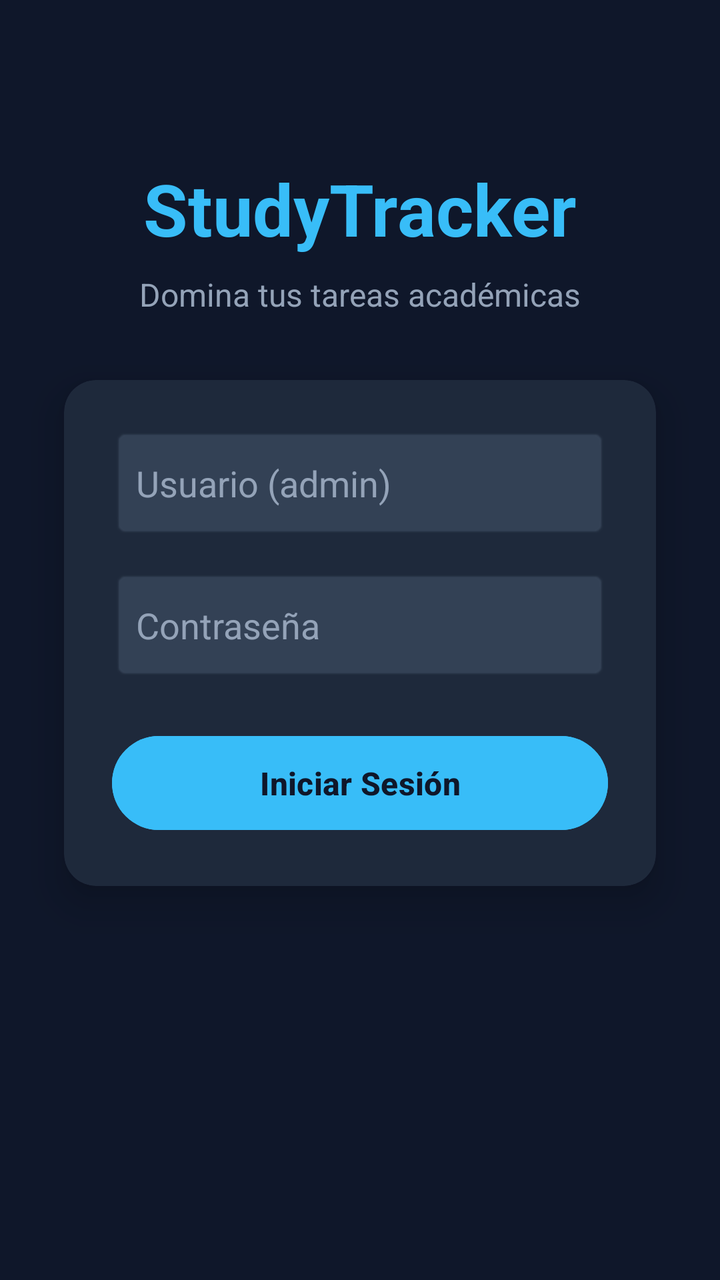
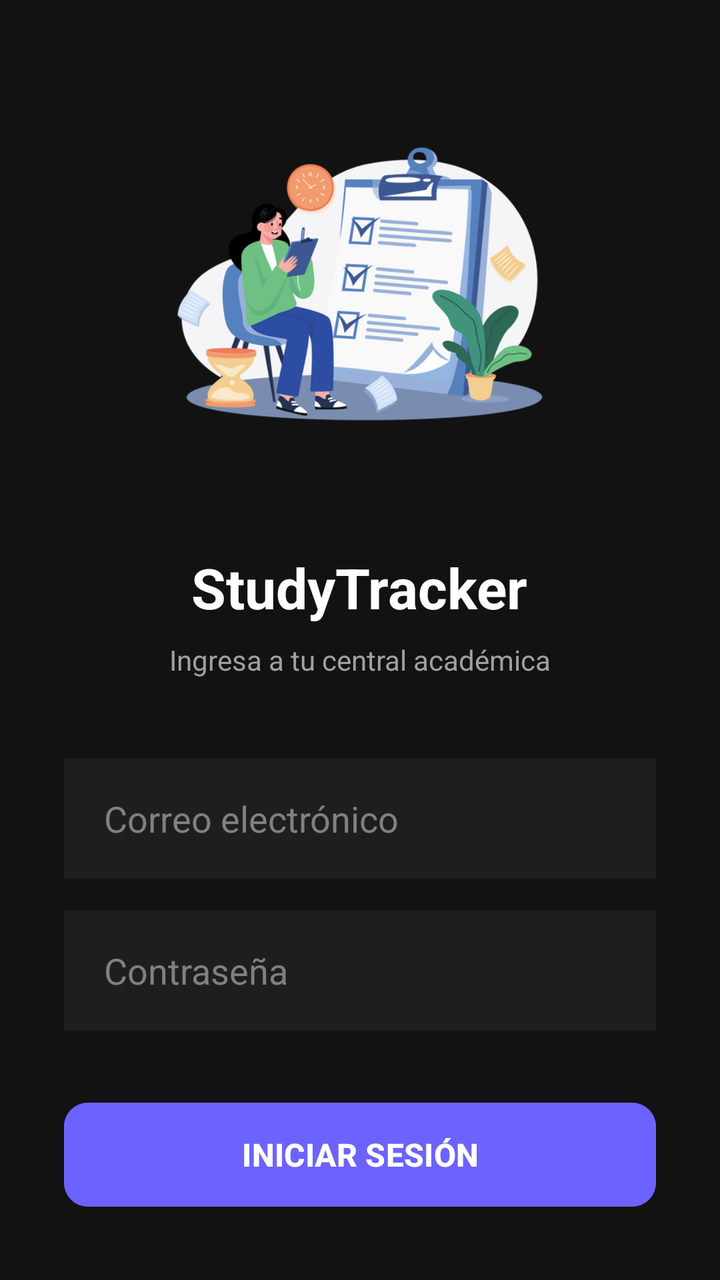

Before-and-after screenshots of an Android layout around one commit, followed by the original layout XML and the change that was made.
<!-- AndroidManifest.xml: application theme Theme.StudyTracker -->
<!-- res/layout/activity_login.xml -->
<?xml version="1.0" encoding="utf-8"?>
<androidx.constraintlayout.widget.ConstraintLayout
    xmlns:android="http://schemas.android.com/apk/res/android"
    xmlns:app="http://schemas.android.com/apk/res-auto"
    android:layout_width="match_parent"
    android:layout_height="match_parent"
    android:background="#0F172A"> <TextView
    android:id="@+id/tvTitle"
    android:layout_width="wrap_content"
    android:layout_height="wrap_content"
    android:layout_marginTop="80dp"
    android:text="StudyTracker"
    android:textColor="#38BDF8"
    android:textSize="36sp"
    android:textStyle="bold"
    app:layout_constraintEnd_toEndOf="parent"
    app:layout_constraintStart_toStartOf="parent"
    app:layout_constraintTop_toTopOf="parent" />

    <TextView
        android:id="@+id/tvSubtitle"
        android:layout_width="wrap_content"
        android:layout_height="wrap_content"
        android:layout_marginTop="8dp"
        android:text="Domina tus tareas académicas"
        android:textColor="#94A3B8"
        android:textSize="16sp"
        app:layout_constraintEnd_toEndOf="parent"
        app:layout_constraintStart_toStartOf="parent"
        app:layout_constraintTop_toBottomOf="@id/tvTitle" />

    <androidx.cardview.widget.CardView
        android:layout_width="match_parent"
        android:layout_height="wrap_content"
        android:layout_margin="32dp"
        app:cardBackgroundColor="#1E293B"
        app:cardCornerRadius="16dp"
        app:cardElevation="12dp"
        app:layout_constraintTop_toBottomOf="@id/tvSubtitle"
        app:layout_constraintStart_toStartOf="parent"
        app:layout_constraintEnd_toEndOf="parent">

        <LinearLayout
            android:layout_width="match_parent"
            android:layout_height="wrap_content"
            android:orientation="vertical"
            android:padding="24dp">

            <EditText
                android:id="@+id/etUser"
                android:layout_width="match_parent"
                android:layout_height="55dp"
                android:background="@android:drawable/editbox_background_normal"
                android:backgroundTint="#334155"
                android:hint="Usuario (admin)"
                android:textColorHint="#94A3B8"
                android:textColor="#F8FAFC"
                android:padding="12dp"/>

            <EditText
                android:id="@+id/etPass"
                android:layout_width="match_parent"
                android:layout_height="55dp"
                android:layout_marginTop="16dp"
                android:background="@android:drawable/editbox_background_normal"
                android:backgroundTint="#334155"
                android:inputType="textPassword"
                android:hint="Contraseña"
                android:textColorHint="#94A3B8"
                android:textColor="#F8FAFC"
                android:padding="12dp"/>

            <Button
                android:id="@+id/btnLogin"
                android:layout_width="match_parent"
                android:layout_height="55dp"
                android:layout_marginTop="24dp"
                android:backgroundTint="#38BDF8"
                android:text="Iniciar Sesión"
                android:textColor="#0F172A"
                android:textSize="16sp"
                android:textStyle="bold"/>
        </LinearLayout>
    </androidx.cardview.widget.CardView>
</androidx.constraintlayout.widget.ConstraintLayout>
<!-- resources referenced by this layout -->
<resources>
  <style name="Theme.StudyTracker" parent="Base.Theme.StudyTracker" />
  <style name="Base.Theme.StudyTracker" parent="Theme.Material3.DayNight.NoActionBar">
          
          
      </style>
</resources>

<!-- the commit's change to res/layout/activity_login.xml (unified diff, before → after) -->
@@ -4,82 +4,79 @@
     xmlns:app="http://schemas.android.com/apk/res-auto"
     android:layout_width="match_parent"
     android:layout_height="match_parent"
-    android:background="#0F172A"> <TextView
-    android:id="@+id/tvTitle"
-    android:layout_width="wrap_content"
-    android:layout_height="wrap_content"
-    android:layout_marginTop="80dp"
-    android:text="StudyTracker"
-    android:textColor="#38BDF8"
-    android:textSize="36sp"
-    android:textStyle="bold"
-    app:layout_constraintEnd_toEndOf="parent"
-    app:layout_constraintStart_toStartOf="parent"
-    app:layout_constraintTop_toTopOf="parent" />
+    android:background="#121212"
+    android:padding="32dp">
 
-    <TextView
-        android:id="@+id/tvSubtitle"
-        android:layout_width="wrap_content"
-        android:layout_height="wrap_content"
-        android:layout_marginTop="8dp"
-        android:text="Domina tus tareas académicas"
-        android:textColor="#94A3B8"
-        android:textSize="16sp"
-        app:layout_constraintEnd_toEndOf="parent"
-        app:layout_constraintStart_toStartOf="parent"
-        app:layout_constraintTop_toBottomOf="@id/tvTitle" />
-
-    <androidx.cardview.widget.CardView
+    <LinearLayout
         android:layout_width="match_parent"
         android:layout_height="wrap_content"
-        android:layout_margin="32dp"
-        app:cardBackgroundColor="#1E293B"
-        app:cardCornerRadius="16dp"
-        app:cardElevation="12dp"
-        app:layout_constraintTop_toBottomOf="@id/tvSubtitle"
-        app:layout_constraintStart_toStartOf="parent"
-        app:layout_constraintEnd_toEndOf="parent">
+        android:orientation="vertical"
+        android:gravity="center"
+        app:layout_constraintBottom_toBottomOf="parent"
+        app:layout_constraintTop_toTopOf="parent">
 
-        <LinearLayout
+        
+        <ImageView
+            android:layout_width="266dp"
+            android:layout_height="218dp"
+            android:layout_marginBottom="24dp"
+            android:src="@drawable/undraw_focused_dev" />
+
+        <TextView
+            android:layout_width="wrap_content"
+            android:layout_height="wrap_content"
+            android:text="StudyTracker"
+            android:textColor="#FFFFFF"
+            android:textSize="28sp"
+            android:textStyle="bold"
+            android:layout_marginBottom="8dp"/>
+
+        <TextView
+            android:layout_width="wrap_content"
+            android:layout_height="wrap_content"
+            android:text="Ingresa a tu central académica"
+            android:textColor="#A0A0A0"
+            android:textSize="14sp"
+            android:layout_marginBottom="40dp"/>
+
+        
+        <EditText
+            android:id="@+id/etLoginEmail"
             android:layout_width="match_parent"
-            android:layout_height="wrap_content"
-            android:orientation="vertical"
-            android:padding="24dp">
+            android:layout_height="60dp"
+            android:background="#1E1E1E"
+            android:hint="Correo electrónico"
+            android:textColorHint="#808080"
+            android:textColor="#FFFFFF"
+            android:inputType="textEmailAddress"
+            android:paddingHorizontal="20dp"
+            android:layout_marginBottom="16dp" />
 
-            <EditText
-                android:id="@+id/etUser"
-                android:layout_width="match_parent"
-                android:layout_height="55dp"
-                android:background="@android:drawable/editbox_background_normal"
-                android:backgroundTint="#334155"
-                android:hint="Usuario (admin)"
-                android:textColorHint="#94A3B8"
-                android:textColor="#F8FAFC"
-                android:padding="12dp"/>
+        
+        <EditText
+            android:id="@+id/etLoginPassword"
+            android:layout_width="match_parent"
+            android:layout_height="60dp"
+            android:background="#1E1E1E"
+            android:hint="Contraseña"
+            android:textColorHint="#808080"
+            android:textColor="#FFFFFF"
+            android:inputType="textPassword"
+            android:paddingHorizontal="20dp"
+            android:layout_marginBottom="32dp" />
 
-            <EditText
-                android:id="@+id/etPass"
-                android:layout_width="match_parent"
-                android:layout_height="55dp"
-                android:layout_marginTop="16dp"
-                android:background="@android:drawable/editbox_background_normal"
-                android:backgroundTint="#334155"
-                android:inputType="textPassword"
-                android:hint="Contraseña"
-                android:textColorHint="#94A3B8"
-                android:textColor="#F8FAFC"
-                android:padding="12dp"/>
+        
+        <Button
+            android:id="@+id/btnLogin"
+            android:layout_width="match_parent"
+            android:layout_height="60dp"
+            android:text="INICIAR SESIÓN"
+            android:textColor="#FFFFFF"
+            android:textStyle="bold"
+            android:textSize="16sp"
+            android:backgroundTint="#6C63FF"
+            app:cornerRadius="12dp" />
 
-            <Button
-                android:id="@+id/btnLogin"
-                android:layout_width="match_parent"
-                android:layout_height="55dp"
-                android:layout_marginTop="24dp"
-                android:backgroundTint="#38BDF8"
-                android:text="Iniciar Sesión"
-                android:textColor="#0F172A"
-                android:textSize="16sp"
-                android:textStyle="bold"/>
-        </LinearLayout>
-    </androidx.cardview.widget.CardView>
+    </LinearLayout>
+
 </androidx.constraintlayout.widget.ConstraintLayout>
<!-- resource entries referenced after the edit -->
@@ -1,5 +1,6 @@
 <!-- resources referenced by this layout -->
 <resources>
+  <!-- drawable undraw_focused_dev: png bitmap (drawable, 79578 bytes) -->
   <style name="Theme.StudyTracker" parent="Base.Theme.StudyTracker" />
   <style name="Base.Theme.StudyTracker" parent="Theme.Material3.DayNight.NoActionBar">
           
